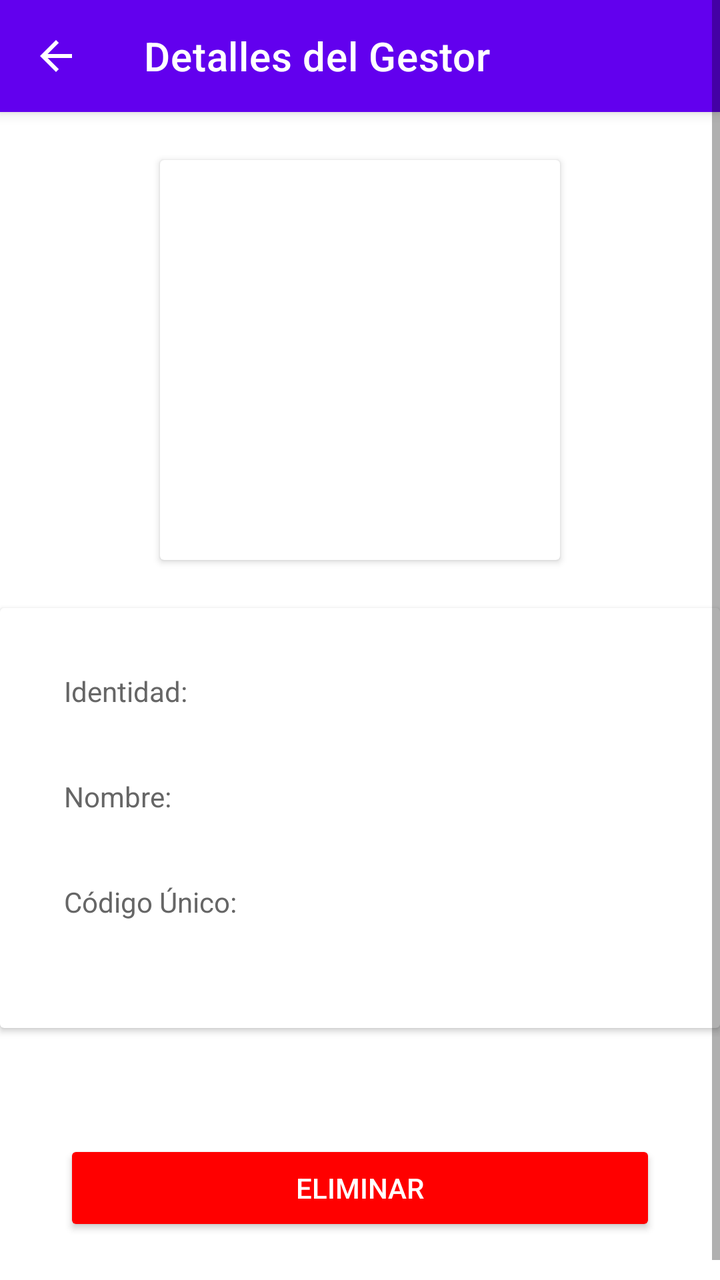
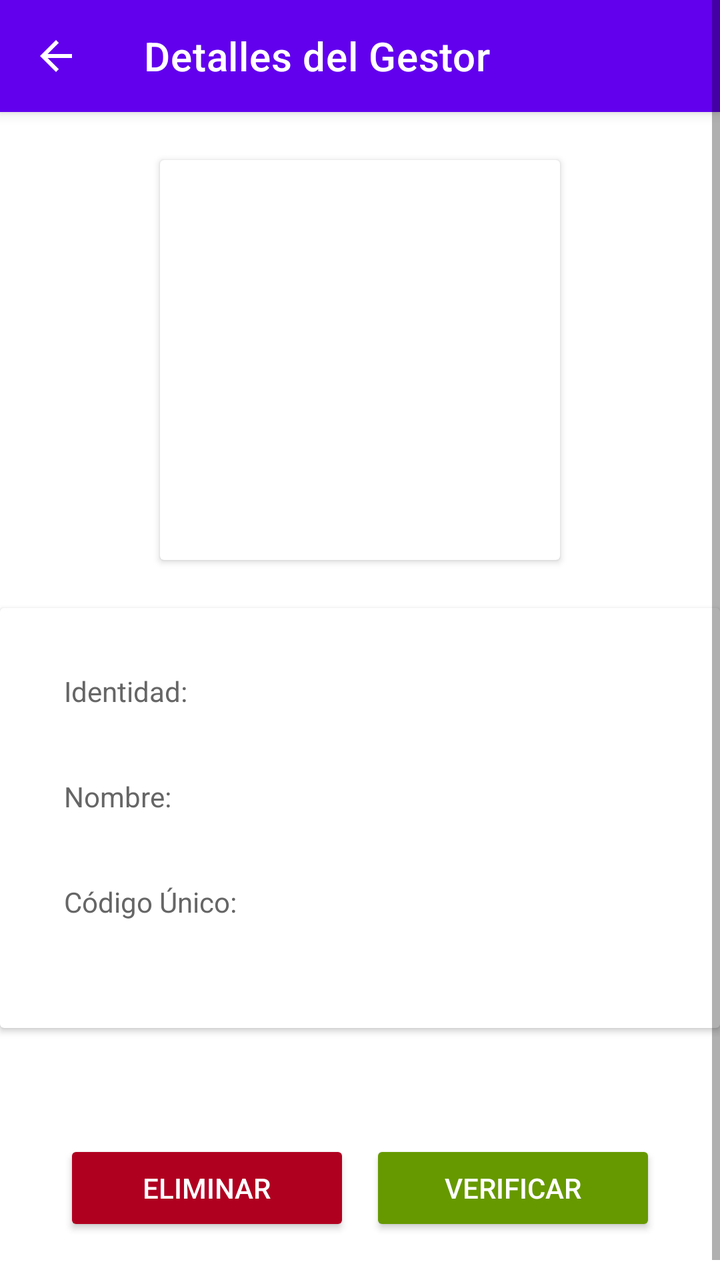

Before-and-after screenshots of an Android layout around one commit, followed by the original layout XML and the change that was made.
<!-- AndroidManifest.xml: application theme Theme.FunctionalProject -->
<!-- res/layout/gestor_information.xml -->
<?xml version="1.0" encoding="utf-8"?>
<ScrollView xmlns:android="http://schemas.android.com/apk/res/android"
    android:layout_width="match_parent"
    android:layout_height="match_parent"
    xmlns:app="http://schemas.android.com/apk/res-auto"
    android:fillViewport="false">

    <LinearLayout
        android:layout_width="match_parent"
        android:layout_height="wrap_content"
        android:orientation="vertical"
        android:gravity="center">

        <com.google.android.material.appbar.MaterialToolbar
            android:id="@+id/topAppBar"
            android:layout_width="match_parent"
            android:layout_height="?attr/actionBarSize"
            android:background="?attr/colorPrimary"
            android:elevation="4dp"
            android:theme="@style/ThemeOverlay.MaterialComponents.Dark.ActionBar"
            app:navigationIcon="@drawable/ic_arrow_back"
            app:title="Detalles del Gestor"
            app:titleTextColor="@android:color/white" />


        
        <androidx.cardview.widget.CardView
            android:layout_width="200dp"
            android:layout_height="200dp"
            android:layout_marginBottom="24dp"
            android:layout_marginTop="24dp"
            android:elevation="8dp">

            <ImageView
                android:id="@+id/iv_qr_code"
                android:layout_width="match_parent"
                android:layout_height="match_parent"
                android:scaleType="fitCenter"
                android:contentDescription="Código QR del gestor" />
        </androidx.cardview.widget.CardView>

        
        <androidx.cardview.widget.CardView
            android:layout_width="match_parent"
            android:layout_height="wrap_content"
            android:elevation="4dp">

            <LinearLayout
                android:layout_width="match_parent"
                android:layout_height="wrap_content"
                android:orientation="vertical"
                android:padding="32dp">

                
                <TextView
                    android:layout_width="match_parent"
                    android:layout_height="wrap_content"
                    android:text="Identidad:"
                    android:textColor="#666"
                    android:textSize="14sp" />

                <TextView
                    android:id="@+id/giId"
                    android:layout_width="match_parent"
                    android:layout_height="wrap_content"
                    android:layout_marginBottom="12dp"
                    android:textSize="16sp"
                    android:textStyle="bold" />

                
                <TextView
                    android:layout_width="match_parent"
                    android:layout_height="wrap_content"
                    android:text="Nombre:"
                    android:textColor="#666"
                    android:textSize="14sp" />

                <TextView
                    android:id="@+id/giName"
                    android:layout_width="match_parent"
                    android:layout_height="wrap_content"
                    android:layout_marginBottom="12dp"
                    android:textSize="16sp"
                    android:textStyle="bold" />

                
                <TextView
                    android:layout_width="match_parent"
                    android:layout_height="wrap_content"
                    android:text="Código Único:"
                    android:textColor="#666"
                    android:textSize="14sp" />

                <TextView
                    android:id="@+id/giUniqueCode"
                    android:layout_width="match_parent"
                    android:layout_height="wrap_content"
                    android:textSize="16sp"
                    android:textStyle="bold" />
            </LinearLayout>
        </androidx.cardview.widget.CardView>

        
        <LinearLayout
            android:layout_width="match_parent"
            android:layout_height="wrap_content"
            android:layout_marginTop="24dp"
            android:orientation="horizontal"
            android:gravity="center"
            android:padding="32dp"
            android:spacing="16dp">


            <Button
                android:id="@+id/btn_delete"
                android:layout_width="0dp"
                android:layout_height="wrap_content"
                android:layout_weight="1"
                android:text="Eliminar"
                android:backgroundTint="#FF0000"
                android:textColor="#FFF" />
        </LinearLayout>
    </LinearLayout>
</ScrollView>
<!-- resources referenced by this layout -->
<resources>
  <!-- drawable ic_arrow_back (drawable) -->
  <?xml version="1.0" encoding="utf-8"?>
  <vector xmlns:android="http://schemas.android.com/apk/res/android"
      android:width="24dp"
      android:height="24dp"
      android:viewportWidth="24"
      android:viewportHeight="24"
      android:tint="#FFFFFF">
      <path
          android:fillColor="@android:color/white"
          android:pathData="M20,11H7.83l5.59,-5.59L12,4l-8,8 8,8 1.41,-1.41L7.83,13H20v-2z"/>
  </vector>
  <style name="Theme.FunctionalProject" parent="Theme.MaterialComponents.DayNight.DarkActionBar">
          
          <item name="colorPrimary">@color/purple_500</item>
          <item name="colorPrimaryVariant">@color/purple_700</item>
          <item name="colorOnPrimary">@color/white</item>
          
          <item name="colorSecondary">@color/teal_200</item>
          <item name="colorSecondaryVariant">@color/teal_700</item>
          <item name="colorOnSecondary">@color/black</item>
          
          <item name="android:statusBarColor" tools:targetApi="l">?attr/colorPrimaryVariant</item>
          
      </style>
  <color name="purple_500">#FF6200EE</color>
  <color name="purple_700">#FF3700B3</color>
  <color name="white">#FFFFFFFF</color>
  <color name="teal_200">#FF03DAC5</color>
  <color name="teal_700">#FF018786</color>
  <color name="black">#FF000000</color>
</resources>

<!-- the commit's change to res/layout/gestor_information.xml (unified diff, before → after) -->
@@ -100,7 +100,6 @@
             </LinearLayout>
         </androidx.cardview.widget.CardView>
 
-        
         <LinearLayout
             android:layout_width="match_parent"
             android:layout_height="wrap_content"
@@ -110,14 +109,24 @@
             android:padding="32dp"
             android:spacing="16dp">
 
-
             <Button
                 android:id="@+id/btn_delete"
                 android:layout_width="0dp"
                 android:layout_height="wrap_content"
                 android:layout_weight="1"
+                android:backgroundTint="@color/design_default_color_error"
                 android:text="Eliminar"
-                android:backgroundTint="#FF0000"
+                android:layout_marginRight="5dp"
+                android:textColor="#FFF" />
+
+            <Button
+                android:id="@+id/btn_verify"
+                android:layout_width="0dp"
+                android:layout_height="wrap_content"
+                android:layout_weight="1"
+                android:backgroundTint="@android:color/holo_green_dark"
+                android:text="Verificar"
+                android:layout_marginLeft="5dp"
                 android:textColor="#FFF" />
         </LinearLayout>
     </LinearLayout>
